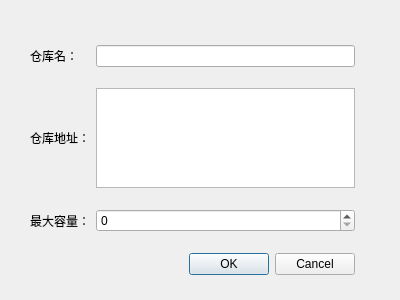
Old version of the form warehousedialog.ui in the repository TheShigure7/QT_Warehouse_System.
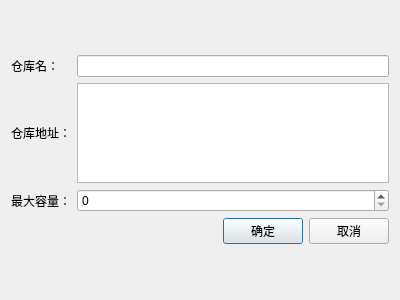
New version of the form.

Commit message: 优化仓库界面布局

```diff
--- a/warehousedialog.ui
+++ b/warehousedialog.ui
@@ -13,15 +13,8 @@
   <property name="windowTitle">
    <string>Dialog</string>
   </property>
-  <widget class="QWidget" name="">
-   <property name="geometry">
-    <rect>
-     <x>30</x>
-     <y>30</y>
-     <width>325</width>
-     <height>262</height>
-    </rect>
-   </property>
+  <layout class="QVBoxLayout" name="verticalLayout">
+   <item>
    <layout class="QGridLayout" name="gridLayout">
     <item row="0" column="0">
      <widget class="QLabel" name="label">
@@ -57,16 +50,6 @@
       </property>
      </widget>
     </item>
-    <item row="3" column="0" colspan="2">
-     <widget class="QDialogButtonBox" name="buttonBox">
-      <property name="orientation">
-       <enum>Qt::Orientation::Horizontal</enum>
-      </property>
-      <property name="standardButtons">
-       <set>QDialogButtonBox::StandardButton::Cancel|QDialogButtonBox::StandardButton::Ok</set>
-      </property>
-     </widget>
-    </item>
     <item row="2" column="1">
      <widget class="QSpinBox" name="capSpin1">
       <property name="maximum">
@@ -74,8 +57,40 @@
       </property>
      </widget>
     </item>
-   </layout>
-  </widget>
+     <item row="3" column="0" colspan="2">
+      <layout class="QHBoxLayout" name="horizontalLayout">
+       <item>
+        <spacer name="horizontalSpacer">
+         <property name="orientation">
+          <enum>Qt::Orientation::Horizontal</enum>
+         </property>
+         <property name="sizeHint" stdset="0">
+          <size>
+           <width>40</width>
+           <height>10</height>
+          </size>
+         </property>
+        </spacer>
+       </item>
+       <item>
+        <widget class="QPushButton" name="btnOk">
+         <property name="text">
+          <string>确定</string>
+         </property>
+        </widget>
+       </item>
+       <item>
+        <widget class="QPushButton" name="btnCancel">
+         <property name="text">
+          <string>取消</string>
+         </property>
+        </widget>
+       </item>
+      </layout>
+     </item>
+    </layout>
+   </item>
+  </layout>
  </widget>
  <resources/>
  <connections>
```
Left out of the diff: 35 changed lines with no effect on the pictures. Lines whose indentation alone changed are shown as unchanged. The commit also changes 1 other file.
